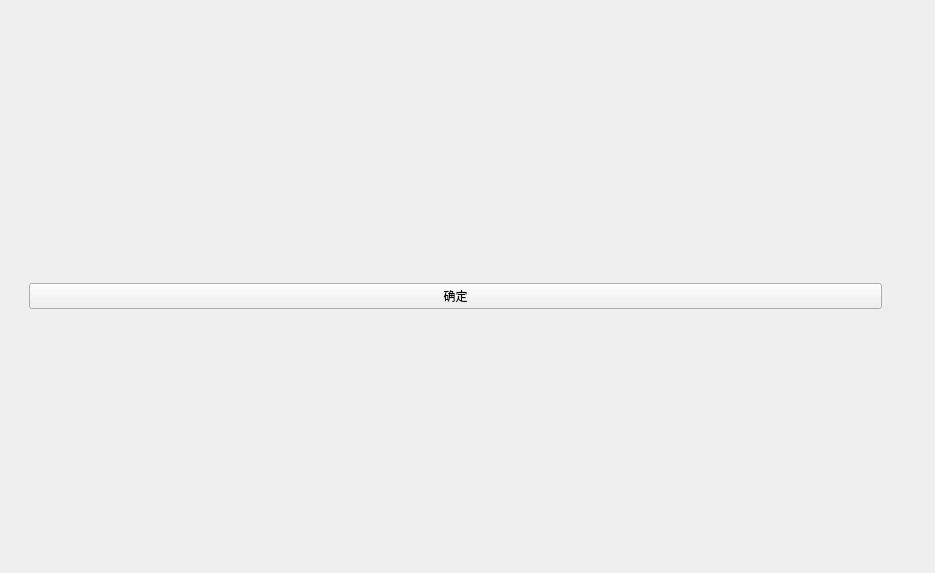
Old version of the form ui/FilterDesignerInterface.ui in the repository Pigletzzz/SignalProcessing.
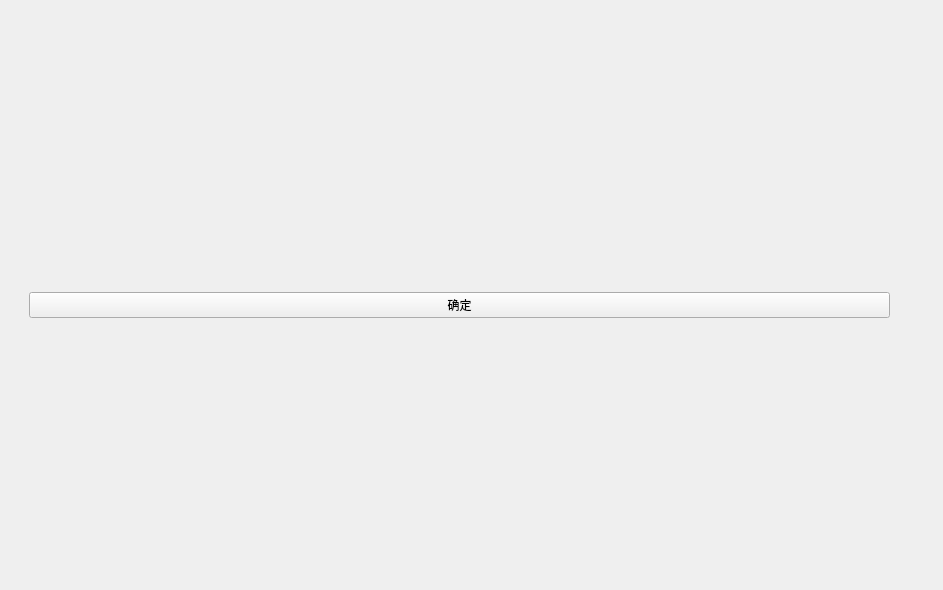
New version of the form. Custom widgets are drawn as their Qt base class.

What changed in the file:
```diff
--- a/ui/FilterDesignerInterface.ui
+++ b/ui/FilterDesignerInterface.ui
@@ -6,8 +6,8 @@
    <rect>
     <x>0</x>
     <y>0</y>
-    <width>935</width>
-    <height>573</height>
+       <width>943</width>
+       <height>590</height>
    </rect>
   </property>
   <property name="windowTitle">
```
Left out of the diff: 4 changed lines with no effect on the pictures.
